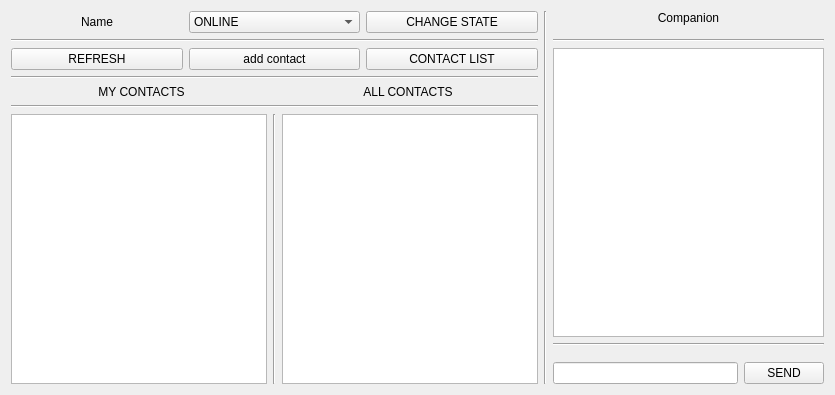
This is CLIENT/chat.ui in PavloMykhailyshyn/Private_MESSENGER as Qt 5 draws it before an edit. The edited form follows.
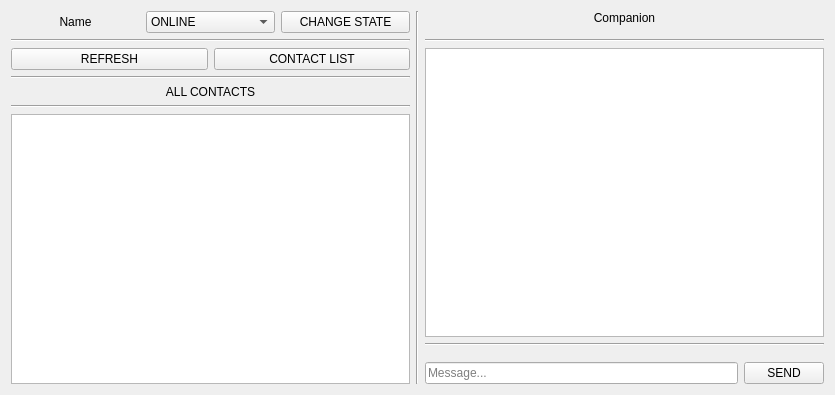
This is the edited form.

Patch:
```diff
--- a/CLIENT/chat.ui
+++ b/CLIENT/chat.ui
@@ -99,21 +99,7 @@
           </widget>
          </item>
          <item>
-          <layout class="QVBoxLayout" name="verticalLayout_3">
-           <item>
-            <widget class="QPushButton" name="AddContact">
-             <property name="sizePolicy">
-              <sizepolicy hsizetype="Expanding" vsizetype="Fixed">
-               <horstretch>0</horstretch>
-               <verstretch>0</verstretch>
-              </sizepolicy>
-             </property>
-             <property name="text">
-              <string>add contact</string>
-             </property>
-            </widget>
-           </item>
-          </layout>
+          <layout class="QVBoxLayout" name="verticalLayout_3"/>
          </item>
          <item>
           <widget class="QPushButton" name="GetContactList">
@@ -142,16 +128,6 @@
        </item>
        <item>
         <layout class="QHBoxLayout" name="horizontalLayout_5">
-         <item>
-          <widget class="QLabel" name="label">
-           <property name="text">
-            <string>MY CONTACTS</string>
-           </property>
-           <property name="alignment">
-            <set>Qt::AlignCenter</set>
-           </property>
-          </widget>
-         </item>
          <item>
           <widget class="QLabel" name="label_2">
            <property name="text">
@@ -173,23 +149,6 @@
        </item>
        <item>
         <layout class="QHBoxLayout" name="horizontalLayout_4">
-         <item>
-          <widget class="QListWidget" name="MyContactList">
-           <property name="sizePolicy">
-            <sizepolicy hsizetype="Expanding" vsizetype="Expanding">
-             <horstretch>0</horstretch>
-             <verstretch>0</verstretch>
-            </sizepolicy>
-           </property>
-          </widget>
-         </item>
-         <item>
-          <widget class="Line" name="line_5">
-           <property name="orientation">
-            <enum>Qt::Vertical</enum>
-           </property>
-          </widget>
-         </item>
          <item>
           <widget class="QListWidget" name="AllContacts"/>
          </item>
@@ -276,7 +235,11 @@
        <item>
         <layout class="QHBoxLayout" name="horizontalLayout">
          <item>
-          <widget class="QLineEdit" name="msg"/>
+          <widget class="QLineEdit" name="msg">
+           <property name="placeholderText">
+            <string>Message...</string>
+           </property>
+          </widget>
          </item>
          <item>
           <widget class="QPushButton" name="SEND">
```
